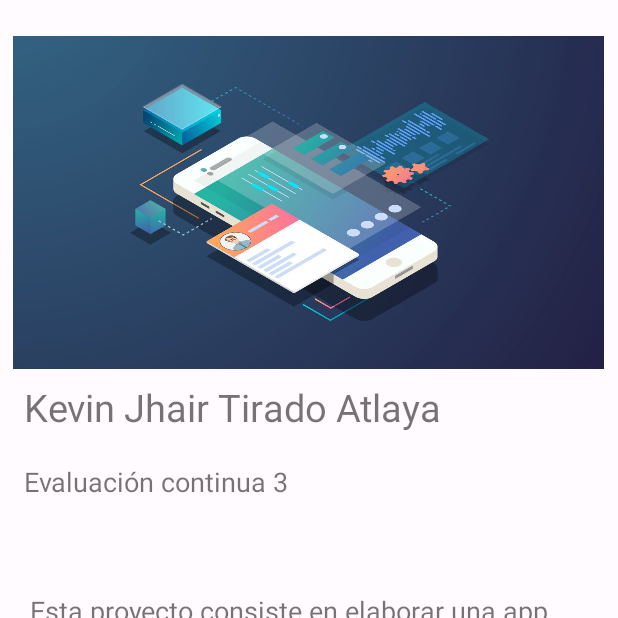
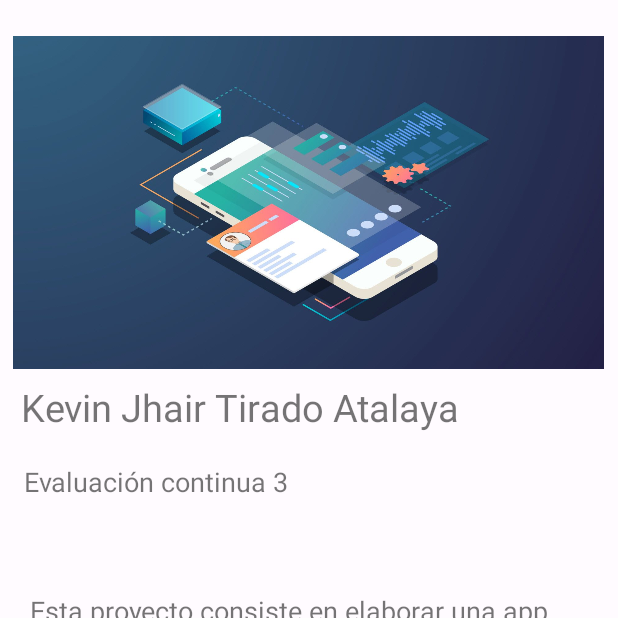
Before and after one commit to JhairTA/ECFinal_DAM2, an Android app: the FragmentInfo screen opened through its navigation route, on a phone screen of 412 x 824 dp, the top half of it. Run offline under Robolectric (Android 15) with nearby library versions, the phone set to English and light mode, and no system bars; our stand-ins replace navigation-ui; network calls fail; pictures from the network do not load; 1 statement that could not run was skipped.

Commit message:
Commit final

```diff
--- a/app/src/main/res/layout/fragment_info.xml
+++ b/app/src/main/res/layout/fragment_info.xml
@@ -48,7 +48,7 @@
         android:id="@+id/textView4"
         android:layout_width="wrap_content"
         android:layout_height="wrap_content"
-        android:text="Kevin Jhair Tirado Atlaya"
+        android:text="Kevin Jhair Tirado Atalaya"
         android:textSize="25sp"
         app:layout_constraintEnd_toEndOf="parent"
         app:layout_constraintHorizontal_bias="0.117"
```
